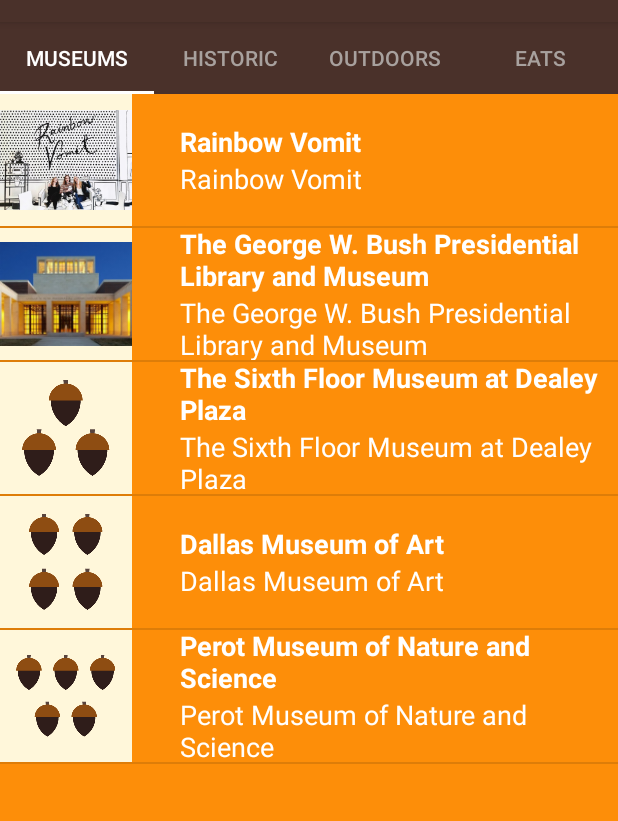
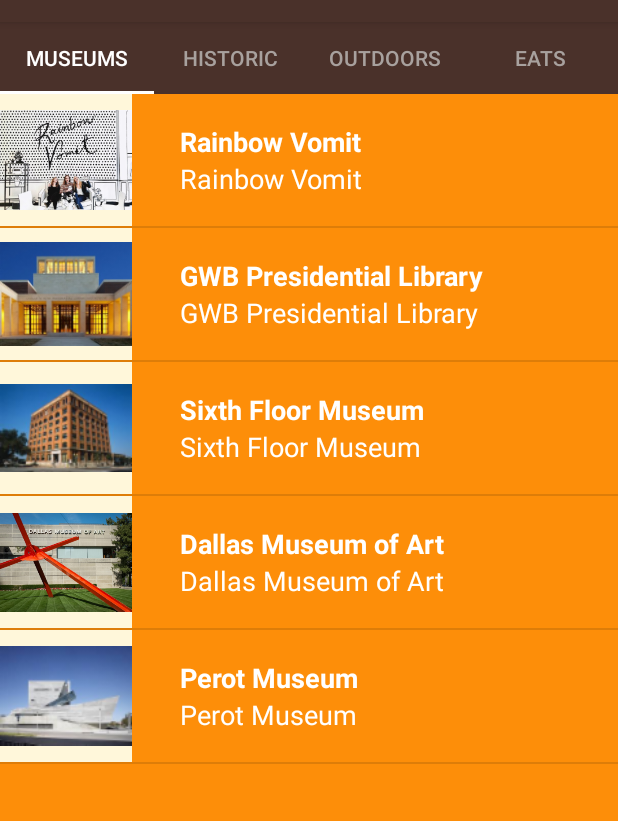
Before and after one commit to jamesyothers/tour-guide-app, an Android app: the screen it shows after launch (MainActivity), on a phone screen of 412 x 824 dp, the part 62-883 px from its top. Run offline under Robolectric (Android 15) with nearby library versions, the phone set to English and light mode, and no system bars.

Commit message:
feat: add last two images for museums

```diff
--- a/app/src/main/java/com/example/android/miwok/MuseumsFragment.java
+++ b/app/src/main/java/com/example/android/miwok/MuseumsFragment.java
@@ -82,13 +82,13 @@ public class MuseumsFragment extends Fragment {
         final ArrayList<ListItem> words = new ArrayList<ListItem>();
         words.add(new ListItem("Rainbow Vomit", "Rainbow Vomit", R.drawable.rainbow_vomit,
                 R.raw.number_one));
-        words.add(new ListItem("The George W. Bush Presidential Library and Museum", "The George W. Bush Presidential Library and Museum", R.drawable.bush_library,
+        words.add(new ListItem("GWB Presidential Library", "GWB Presidential Library", R.drawable.bush_library,
                 R.raw.number_two));
-        words.add(new ListItem("The Sixth Floor Museum at Dealey Plaza", "The Sixth Floor Museum at Dealey Plaza", R.drawable.number_three,
+        words.add(new ListItem("Sixth Floor Museum", "Sixth Floor Museum", R.drawable.delany_min,
                 R.raw.number_three));
-        words.add(new ListItem("Dallas Museum of Art", "Dallas Museum of Art", R.drawable.number_four,
+        words.add(new ListItem("Dallas Museum of Art", "Dallas Museum of Art", R.drawable.art_museum,
                 R.raw.number_four));
-        words.add(new ListItem("Perot Museum of Nature and Science", "Perot Museum of Nature and Science", R.drawable.number_five,
+        words.add(new ListItem("Perot Museum", "Perot Museum", R.drawable.perot_museum,
                 R.raw.number_five));
 
         // Create an {@link WordAdapter}, whose data source is a list of {@link Word}s. The
```
Also changed, not shown: app/src/main/res/drawable-hdpi/art_museum.png (added), app/src/main/res/drawable-hdpi/delany_min.png (added), app/src/main/res/drawable-hdpi/perot_museum.png (added), app/src/main/res/drawable-mdpi/art_museum.png (added), app/src/main/res/drawable-mdpi/delany_min.png (added), app/src/main/res/drawable-mdpi/perot_museum.png (added), app/src/main/res/drawable-xhdpi/art_museum.png (added), app/src/main/res/drawable-xhdpi/delany_min.png (added), app/src/main/res/drawable-xhdpi/perot_museum.png (added), app/src/main/res/drawable-xxhdpi/art_museum.png (added), app/src/main/res/drawable-xxhdpi/delany_min.png (added), app/src/main/res/drawable-xxhdpi/perot_museum.png (added), app/src/main/res/drawable-xxxhdpi/art_museum.png (added), app/src/main/res/drawable-xxxhdpi/delany_min.png (added), 1 more files.
